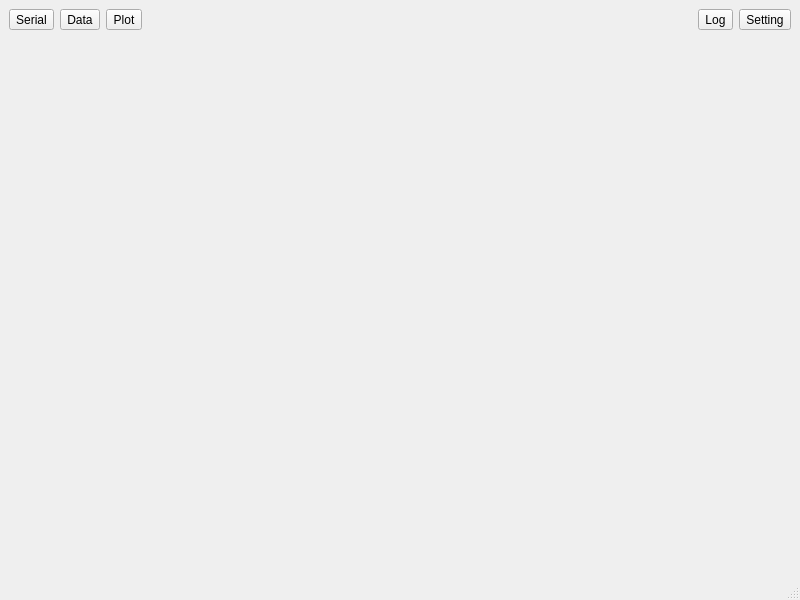
Above: src/main/mainwindow.ui from MRsoymilk/MySerial before the change. Below: the same form after it.
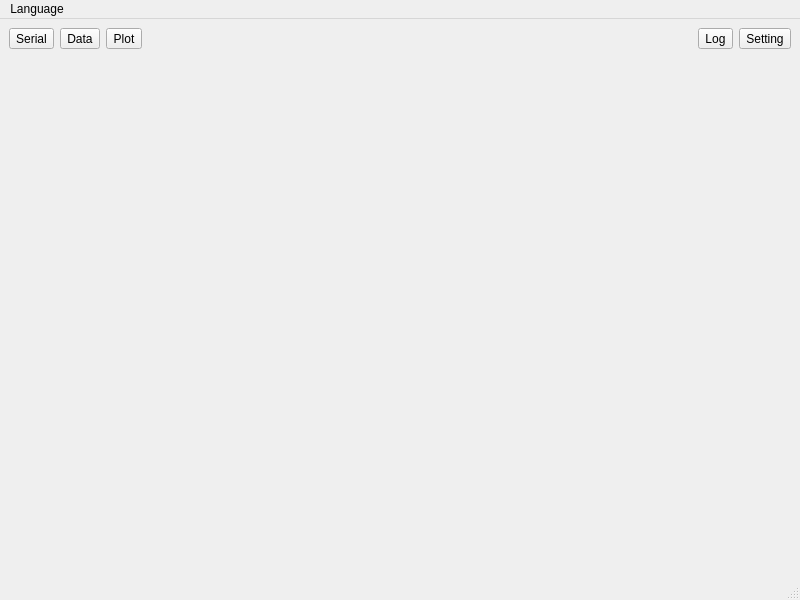
That is the form after the change.

Commit message: add multi language

```diff
--- a/src/main/mainwindow.ui
+++ b/src/main/mainwindow.ui
@@ -78,9 +78,18 @@
      <x>0</x>
      <y>0</y>
      <width>800</width>
-     <height>19</height>
+     <height>21</height>
     </rect>
    </property>
+   <widget class="QMenu" name="menuLanguage">
+    <property name="title">
+     <string>Language</string>
+    </property>
+    <addaction name="action_en"/>
+    <addaction name="action_zh_simple"/>
+    <addaction name="action_zh_traditional"/>
+   </widget>
+   <addaction name="menuLanguage"/>
   </widget>
   <widget class="QStatusBar" name="statusbar"/>
  </widget>
```
Left out of the diff: 15 changed lines with no effect on the pictures. The commit also changes 6 other files.
